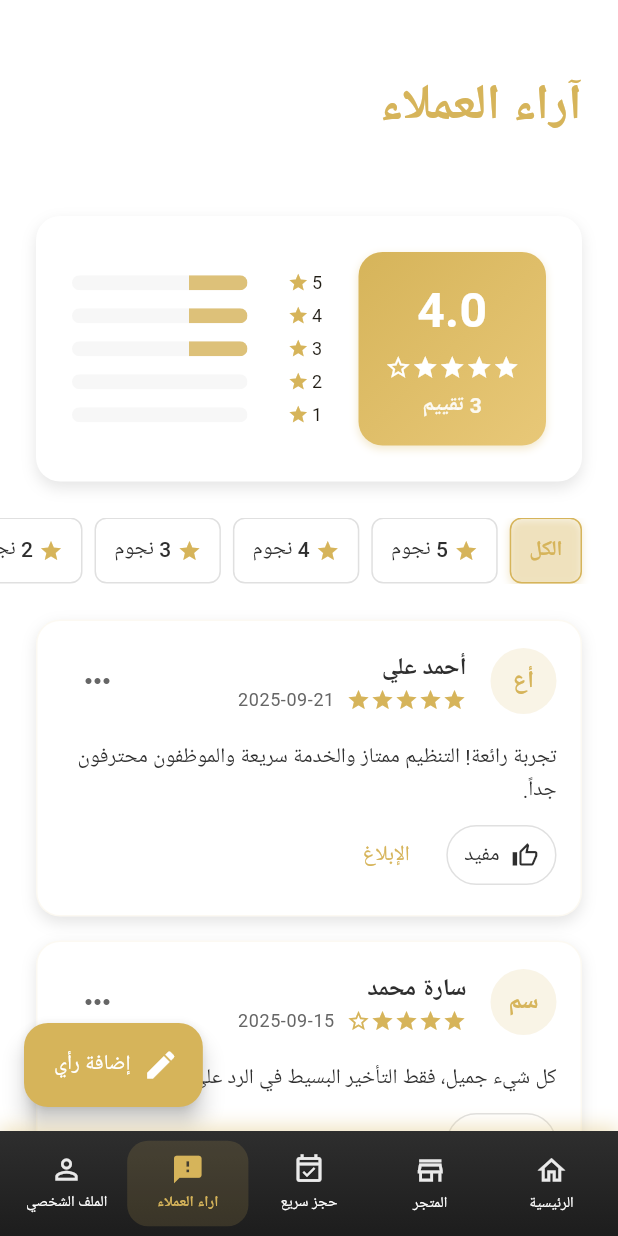
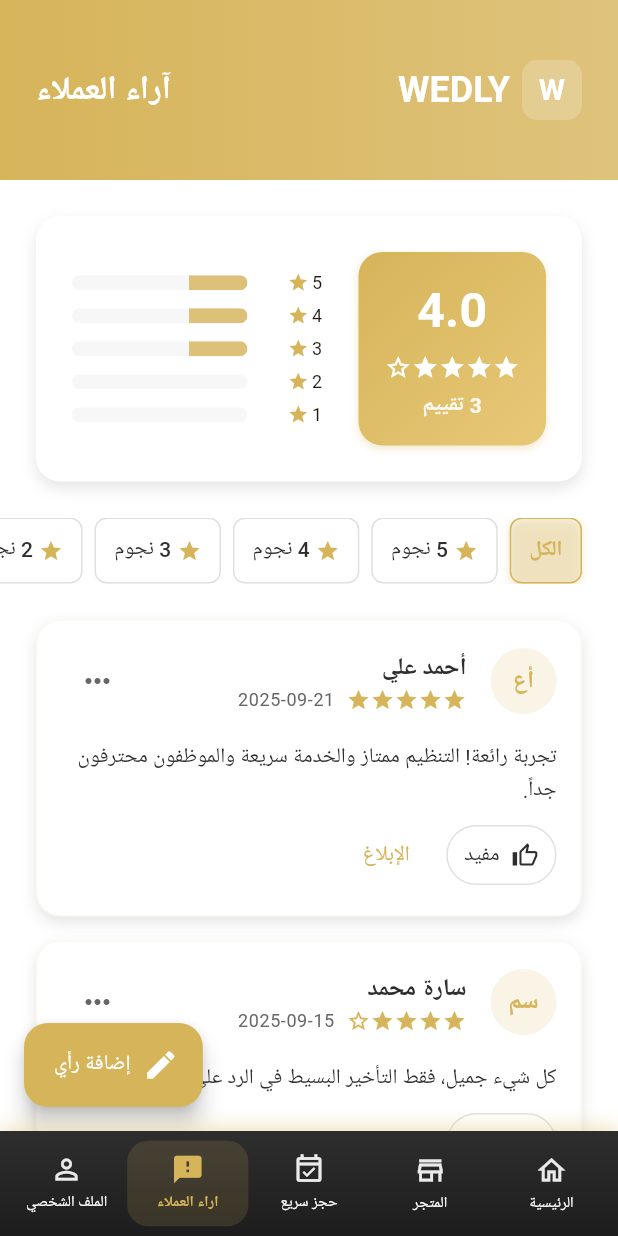
Before and after one commit to Othdu/Wedly, a Flutter app: the screen it shows after launch, item 2 of the bottom bar chosen, on a phone screen of 412 x 824 dp. Run offline on Flutter 3.47's test engine with Material 3 defaults, Android fonts, the phone set to English and light mode, and no system bars; our stand-ins replace equatable, flutter_bloc, go_router; network calls fail.

Commit message:
added the logo and some adjustmet

```diff
--- a/lib/features/feedback/feedback_page.dart
+++ b/lib/features/feedback/feedback_page.dart
@@ -1,7 +1,7 @@
 import 'package:flutter/material.dart';
 import '../../core/constants/app_colors.dart';
 import '../../core/constants/app_constants.dart';
-import '../../shared/widgets/minimal_headline.dart';
+import '../../shared/widgets/app_header.dart';
 
 class FeedbackPage extends StatefulWidget {
   const FeedbackPage({super.key});
@@ -75,18 +75,29 @@
       ),
       body: CustomScrollView(
         slivers: [
-          // App Bar
-          SliverAppBar(
-            expandedHeight: 120,
-            floating: false,
-            pinned: true,
-            backgroundColor: AppColors.white,
-            elevation: 0,
-            flexibleSpace: const FlexibleSpaceBar(
-              title: MinimalHeadline(title: 'آراء العملاء'),
-              titlePadding: const EdgeInsets.only(
-                left: AppConstants.spacingLG,
-                bottom: AppConstants.spacingMD,
+          // Header Section
+          SliverToBoxAdapter(
+            child: AppHeader(
+              welcomeText: '',
+              subtitleText: '',
+              featureTitle: 'آراء العملاء',
+              logo: Container(
+                height: 40,
+                width: 40,
+                decoration: BoxDecoration(
+                  color: Colors.white.withOpacity(0.2),
+                  borderRadius: BorderRadius.circular(10),
+                ),
+                child: const Center(
+                  child: Text(
+                    'W',
+                    style: TextStyle(
+                      color: Colors.white,
+                      fontSize: 20,
+                      fontWeight: FontWeight.bold,
+                    ),
+                  ),
+                ),
               ),
             ),
           ),
--- /dev/null
+++ b/lib/shared/widgets/app_header.dart
@@ -0,0 +1,167 @@
+import 'package:flutter/material.dart';
+import '../../../core/constants/app_colors.dart';
+import '../../../core/constants/app_constants.dart';
+
+class AppHeader extends StatelessWidget {
+  final String welcomeText;
+  final String subtitleText;
+  final String featureTitle;
+  final Widget? logo;
+
+  const AppHeader({
+    super.key,
+    this.welcomeText = 'مرحباً بك!',
+    this.subtitleText = 'مستعد ليوم جديد من التخطيط؟',
+    this.featureTitle = '',
+    this.logo,
+  });
+
+  @override
+  Widget build(BuildContext context) {
+    // Determine if we have welcome content
+    final hasWelcomeContent = welcomeText.isNotEmpty || subtitleText.isNotEmpty;
+    final headerHeight = hasWelcomeContent ? 200.0 : 120.0;
+
+    return Container(
+      height: headerHeight,
+      decoration: BoxDecoration(
+        gradient: LinearGradient(
+          begin: Alignment.centerLeft,
+          end: Alignment.centerRight,
+          colors: [
+            AppColors.primaryGolden,
+            AppColors.primaryGolden.withOpacity(0.8),
+          ],
+        ),
+      ),
+      child: SafeArea(
+        child: Padding(
+          padding: const EdgeInsets.symmetric(
+            horizontal: AppConstants.spacingLG,
+            vertical: AppConstants.spacingMD,
+          ),
+          child: hasWelcomeContent
+            ? Column(
+                crossAxisAlignment: CrossAxisAlignment.start,
+                children: [
+                  // Logo and App Name Row
+                  Row(
+                    children: [
+                      logo ??
+                          Container(
+                            height: 40,
+                            width: 40,
+                            decoration: BoxDecoration(
+                              color: Colors.white.withOpacity(0.2),
+                              borderRadius: BorderRadius.circular(10),
+                            ),
+                            child: const Center(
+                              child: Text(
+                                'ف',
+                                style: TextStyle(
+                                  color: Colors.white,
+                                  fontSize: 20,
+                                  fontWeight: FontWeight.bold,
+                                ),
+                              ),
+                            ),
+                          ),
+                      const SizedBox(width: AppConstants.spacingSM),
+                      Text(
+                        'WEDLY',
+                        style: Theme.of(context).textTheme.headlineSmall?.copyWith(
+                              color: Colors.white,
+                              fontWeight: FontWeight.bold,
+                            ),
+                      ),
+                    ],
+                  ),
+                  const Spacer(),
+                  // Welcome Section
+                  Row(
+                    mainAxisAlignment: MainAxisAlignment.spaceBetween,
+                    children: [
+                      Expanded(
+                        child: Column(
+                          crossAxisAlignment: CrossAxisAlignment.start,
+                          children: [
+                            Text(
+                              welcomeText,
+                              style: Theme.of(context).textTheme.headlineMedium?.copyWith(
+                                    color: Colors.white,
+                                    fontWeight: FontWeight.bold,
+                                  ),
+                            ),
+                            if (subtitleText.isNotEmpty) ...[
+                              const SizedBox(height: AppConstants.spacingXS),
+                              Text(
+                                subtitleText,
+                                style: Theme.of(context).textTheme.bodyLarge?.copyWith(
+                                      color: Colors.white.withOpacity(0.9),
+                                    ),
+                              ),
+                            ],
+                          ],
+                        ),
+                      ),
+                      Text(
+                        featureTitle,
+                        style: Theme.of(context).textTheme.displaySmall?.copyWith(
+                              color: Colors.white,
+                              fontWeight: FontWeight.bold,
+                            ),
+                      ),
+                    ],
+                  ),
+                ],
+              )
+            : Row(
+                mainAxisAlignment: MainAxisAlignment.spaceBetween,
+                children: [
+                  // Logo and App Name Row
+                  Row(
+                    children: [
+                      logo ??
+                          Container(
+                            height: 40,
+                            width: 40,
+                            decoration: BoxDecoration(
+                              color: Colors.white.withOpacity(0.2),
+                              borderRadius: BorderRadius.circular(10),
+                            ),
+                            child: const Center(
+                              child: Text(
+                                'ف',
+                                style: TextStyle(
+                                  color: Colors.white,
+                                  fontSize: 20,
+                                  fontWeight: FontWeight.bold,
+                                ),
+                              ),
+                            ),
+                          ),
+                      const SizedBox(width: AppConstants.spacingSM),
+                      Text(
+                        'WEDLY',
+                        style: Theme.of(context).textTheme.headlineSmall?.copyWith(
+                              color: Colors.white,
+                              fontWeight: FontWeight.bold,
+                            ),
+                      ),
+                    ],
+                  ),
+                  // Feature Title
+                  Text(
+                    featureTitle,
+                    style: Theme.of(context).textTheme.titleLarge?.copyWith(
+                          color: Colors.white,
+                          fontWeight: FontWeight.bold,
+                        ),
+                  ),
+                ],
+              ),
+        ),
+      ),
+    );
+  }
+}
--- a/pubspec.yaml
+++ b/pubspec.yaml
@@ -31,3 +31,7 @@
 flutter:
   uses-material-design: true
   generate: true
+
+
+  assets:
+    - assets/images/logo.png
```
Also changed, not shown: lib/features/home/presentation/pages/home_page.dart (+37 -54 lines), lib/features/profile/presentation/pages/profile_page.dart (+24 -13 lines), lib/features/quick_access/presentation/pages/quick_access_page.dart (+25 -14 lines), lib/features/vendors/presentation/pages/vendors_page.dart (+25 -14 lines), lib/shared/widgets/quick_actions.dart (added, +107 -0 lines), assets/images/logo.png (added).
